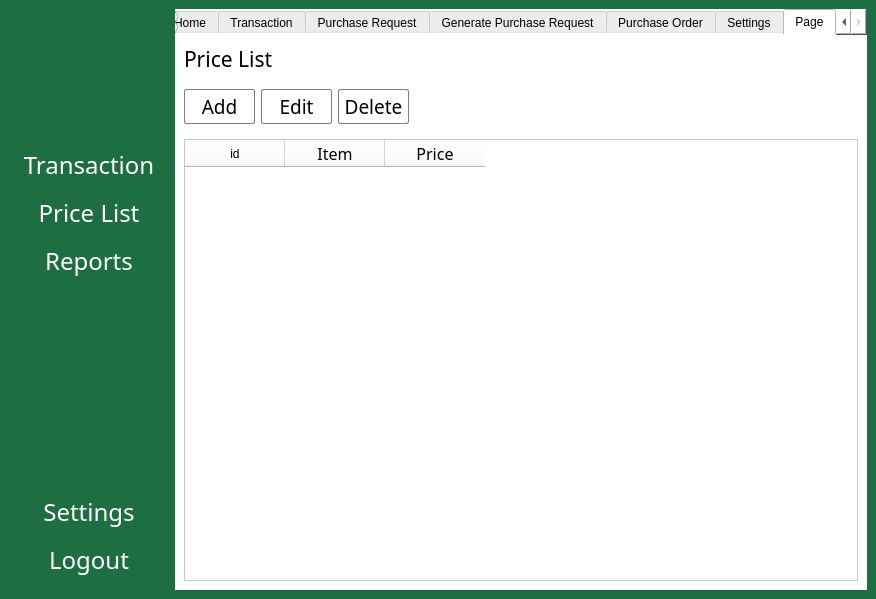
Qt form stock_inventory_system.ui (jaspernicholfabella/pgso) before a commit.
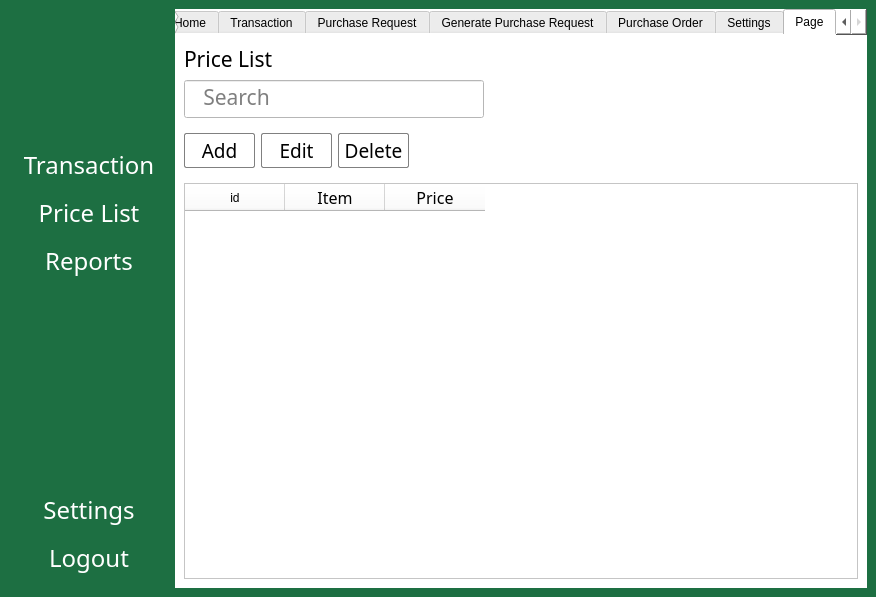
The same form after that commit. The open tabs and pages were chosen to show the change. Icons and pictures are not drawn.

Patch:
```diff
--- a/stock_inventory_system.ui
+++ b/stock_inventory_system.ui
@@ -7,7 +7,7 @@
     <x>0</x>
     <y>0</y>
     <width>876</width>
-    <height>599</height>
+    <height>597</height>
    </rect>
   </property>
   <property name="minimumSize">
@@ -1867,6 +1867,39 @@
           </property>
          </widget>
         </item>
+        <item>
+         <widget class="QLineEdit" name="price_list_search">
+          <property name="minimumSize">
+           <size>
+            <width>150</width>
+            <height>0</height>
+           </size>
+          </property>
+          <property name="maximumSize">
+           <size>
+            <width>300</width>
+            <height>16777215</height>
+           </size>
+          </property>
+          <property name="font">
+           <font>
+            <family>Segoe UI Light</family>
+            <pointsize>16</pointsize>
+           </font>
+          </property>
+          <property name="styleSheet">
+           <string notr="true">color: rgb(0, 0, 0);
+selection-background-color: rgb(129, 129, 129);
+background-color: rgb(255, 255, 255);</string>
+          </property>
+          <property name="alignment">
+           <set>Qt::AlignLeading|Qt::AlignLeft|Qt::AlignTop</set>
+          </property>
+          <property name="placeholderText">
+           <string>   Search</string>
+          </property>
+         </widget>
+        </item>
         <item>
          <widget class="QWidget" name="widget_33" native="true">
           <property name="minimumSize">
```
Left out of the diff: 32 changed lines with no effect on the pictures.
